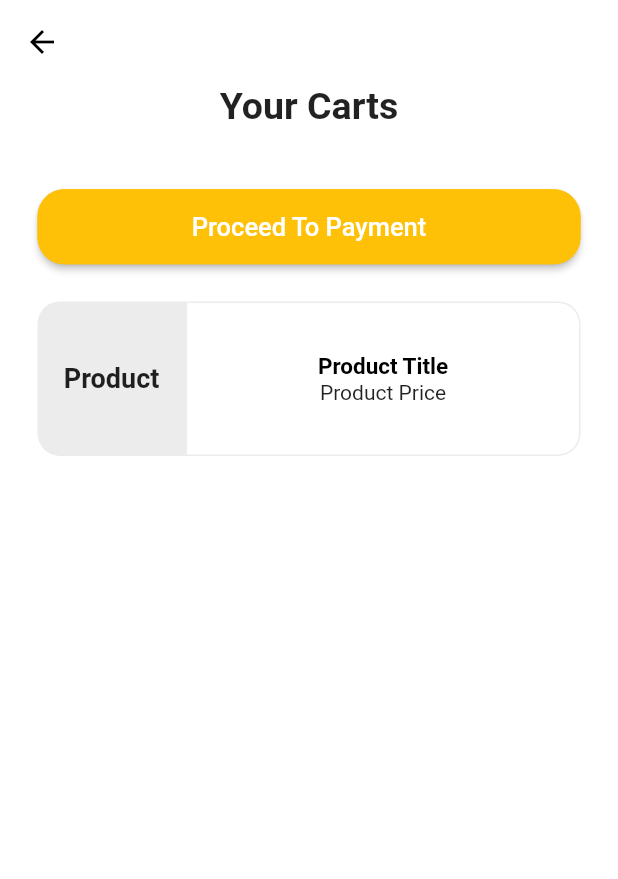
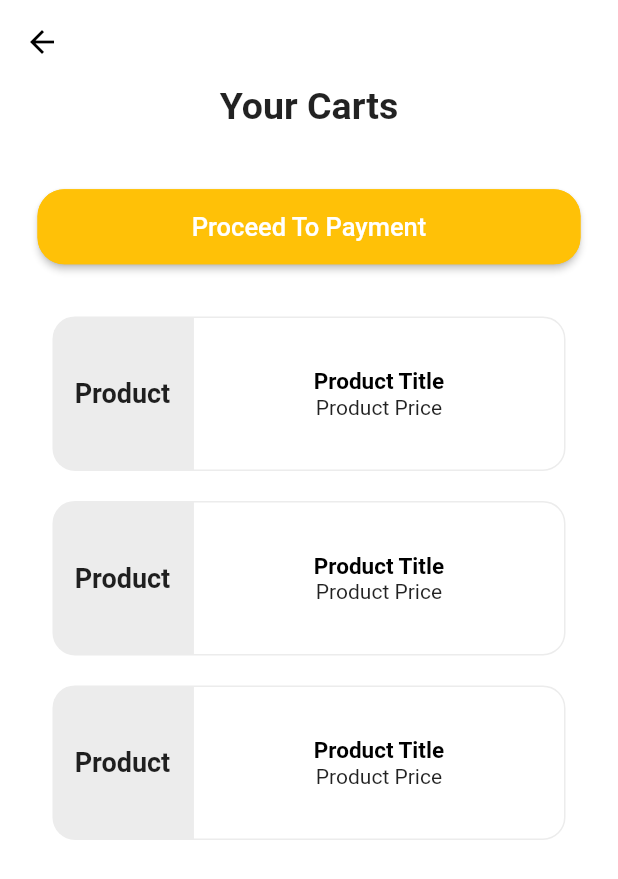
Before and after one commit to Sicx6/flutter_ecommerce, a Flutter app: the Cart screen opened directly, on a phone screen of 412 x 824 dp. Shown: the top 879 px of the screen. Run offline on Flutter 3.47's test engine with Material 2 defaults, Android fonts, the phone set to English and light mode, and no system bars; our stand-ins replace carousel_slider, cloud_firestore, dots_indicator, firebase_auth, firebase_core, firebase_storage and 2 more; missing offline and left inert: tbib_splash_screen; accounts and stored records are empty; network calls fail; Roboto replaces fonts that are missing (Abel).

Commit message:
cart listview

```diff
--- a/lib/screens/Home/displayName_screen.dart
+++ b/lib/screens/Home/displayName_screen.dart
@@ -24,7 +24,7 @@ class DisplayName extends StatelessWidget {
                 AppUser().user!.displayName ?? '',
                 textAlign: TextAlign.center,
                 style: TextStyle(
-                    fontSize: 28,
+                    fontSize: 40,
                     fontWeight: FontWeight.bold,
                     color: Colors.black,
                     height: 1.5),
--- /dev/null
+++ b/lib/screens/cart/Cart_Item_widgets.dart
@@ -0,0 +1,66 @@
+import 'package:flutter/material.dart';
+
+class Cart_items extends StatelessWidget {
+  const Cart_items({
+    Key? key,
+  }) : super(key: key);
+
+  @override
+  Widget build(BuildContext context) {
+    return SizedBox(
+      width: double.infinity,
+      height: MediaQuery.of(context).size.width * 0.25,
+      child: Row(
+        children: [
+          Expanded(
+            flex: 3,
+            child: Container(
+              height: double.infinity,
+              padding: const EdgeInsets.symmetric(horizontal: 8, vertical: 12),
+              decoration: BoxDecoration(
+                borderRadius: const BorderRadius.only(
+                    topLeft: Radius.circular(15),
+                    bottomLeft: Radius.circular(15)),
+                color: Colors.grey.withOpacity(0.2),
+              ),
+              child: const Center(
+                child: Text(
+                  'Product',
+                  style: TextStyle(fontSize: 18, fontWeight: FontWeight.w600),
+                ),
+              ),
+            ),
+          ),
+          Expanded(
+            flex: 8,
+            child: Container(
+              padding: const EdgeInsets.symmetric(horizontal: 8, vertical: 12),
+              decoration: BoxDecoration(
+                border: Border.all(
+                  color: Colors.grey.withOpacity(0.2),
+                ),
+                borderRadius: BorderRadius.only(
+                  topRight: Radius.circular(15),
+                  bottomRight: Radius.circular(15),
+                ),
+              ),
+              child: Column(
+                mainAxisAlignment: MainAxisAlignment.center,
+                children: const [
+                  Text(
+                    'Product Title',
+                    style: TextStyle(
+                        color: Colors.black,
+                        fontWeight: FontWeight.bold,
+                        fontSize: 15),
+                  ),
+                  Text("Product Price"),
+                ],
+              ),
+            ),
+          ),
+        ],
+      ),
+    );
+  }
+}
--- a/lib/screens/cart/user_cart.dart
+++ b/lib/screens/cart/user_cart.dart
@@ -2,6 +2,8 @@ import 'package:flutter/material.dart';
 import 'package:flutter/src/foundation/key.dart';
 import 'package:flutter/src/widgets/framework.dart';
 import 'package:google_fonts/google_fonts.dart';
+
+import 'Cart_Item_widgets.dart';
 
 class Cart extends StatelessWidget {
   const Cart({Key? key}) : super(key: key);
@@ -49,63 +51,15 @@ class Cart extends StatelessWidget {
             SizedBox(
               height: MediaQuery.of(context).size.height * 0.03,
             ),
-            SizedBox(
-              width: double.infinity,
-              height: MediaQuery.of(context).size.width * 0.25,
-              child: Row(
-                children: [
-                  Expanded(
-                    flex: 3,
-                    child: Container(
-                      height: double.infinity,
-                      padding: const EdgeInsets.symmetric(
-                          horizontal: 8, vertical: 12),
-                      decoration: BoxDecoration(
-                        borderRadius: const BorderRadius.only(
-                            topLeft: Radius.circular(15),
-                            bottomLeft: Radius.circular(15)),
-                        color: Colors.grey.withOpacity(0.2),
-                      ),
-                      child: const Center(
-                        child: Text(
-                          'Product',
-                          style: TextStyle(
-                              fontSize: 18, fontWeight: FontWeight.w600),
-                        ),
-                      ),
-                    ),
-                  ),
-                  Expanded(
-                    flex: 8,
-                    child: Container(
-                      padding: const EdgeInsets.symmetric(
-                          horizontal: 8, vertical: 12),
-                      decoration: BoxDecoration(
-                        border: Border.all(
-                          color: Colors.grey.withOpacity(0.2),
-                        ),
-                        borderRadius: BorderRadius.only(
-                          topRight: Radius.circular(15),
-                          bottomRight: Radius.circular(15),
-                        ),
-                      ),
-                      child: Column(
-                        mainAxisAlignment: MainAxisAlignment.center,
-                        children: const [
-                          Text(
-                            'Product Title',
-                            style: TextStyle(
-                                color: Colors.black,
-                                fontWeight: FontWeight.bold,
-                                fontSize: 15),
-                          ),
-                          Text("Product Price"),
-                        ],
-                      ),
-                    ),
-                  ),
-                ],
-              ),
+            Expanded(
+              child: ListView.builder(
+                  itemCount: 3,
+                  itemBuilder: ((context, index) {
+                    return Container(
+                      margin: const EdgeInsets.all(10),
+                      child: Cart_items(),
+                    );
+                  })),
             )
           ],
         ),
--- a/pubspec.yaml
+++ b/pubspec.yaml
@@ -55,6 +55,8 @@ dev_dependencies:
   provider: ^6.0.3
   cloud_firestore: ^3.4.4
   google_fonts: ^3.0.1
+  path: ^1.8.0
+  image_picker: ^0.8.4
 
 # For information on the generic Dart part of this file, see the
 # following page: https://dart.dev/tools/pub/pubspec
```
Also changed, not shown: lib/model/cart_model.dart (added), pubspec.lock.
